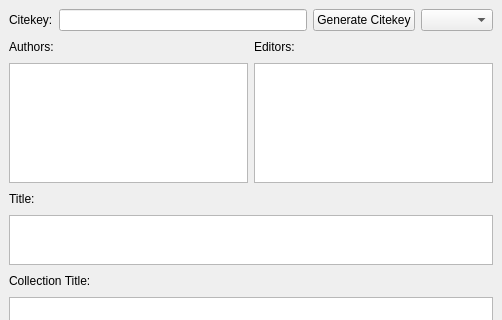
First picture: the form in bibentry_form.ui, repository rafaelduarte/opcit, before the edit; both pictures show x 0 to 502 and y 0 to 320 of the 502 by 621 pixel window.
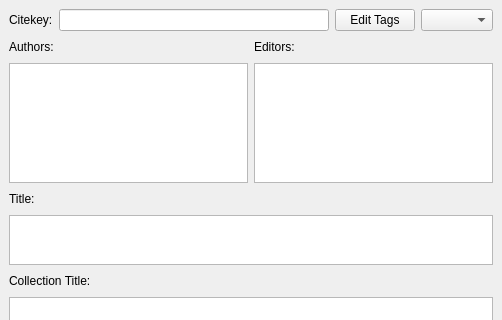
Second picture: the form after the edit.

Commit message: * Fixed export to XML when reference only had a single page. * Added file dialog to export to XML.

Diff of the .ui file:
```diff
--- a/bibentry_form.ui
+++ b/bibentry_form.ui
@@ -43,7 +43,7 @@
      <item>
       <widget class="QPushButton" name="generateKeyButton_2" >
        <property name="text" >
-        <string>Generate Citekey</string>
+        <string>Edit Tags</string>
        </property>
       </widget>
      </item>
```
Left out of the diff: 4 changed lines with no effect on the pictures. The commit also changes 2 other files.
